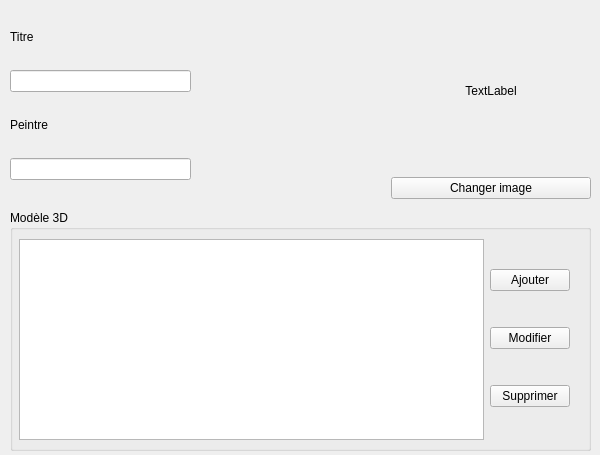
norips/Projet_MBA_ConfigCreator, file formtableau.ui: the form before one commit.
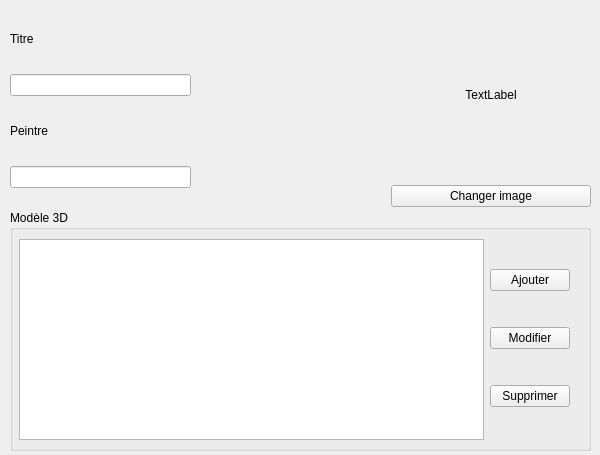
The form after the commit.

Commit message: Changement des noms des fenetres

The edit to the form file:
```diff
--- a/formtableau.ui
+++ b/formtableau.ui
@@ -87,7 +87,7 @@
      <x>10</x>
      <y>10</y>
      <width>581</width>
-     <height>191</height>
+     <height>204</height>
     </rect>
    </property>
    <layout class="QHBoxLayout" name="horizontalLayout_3">
```
Left out of the diff: 2 changed lines with no effect on the pictures. The commit also changes 2 other files.
